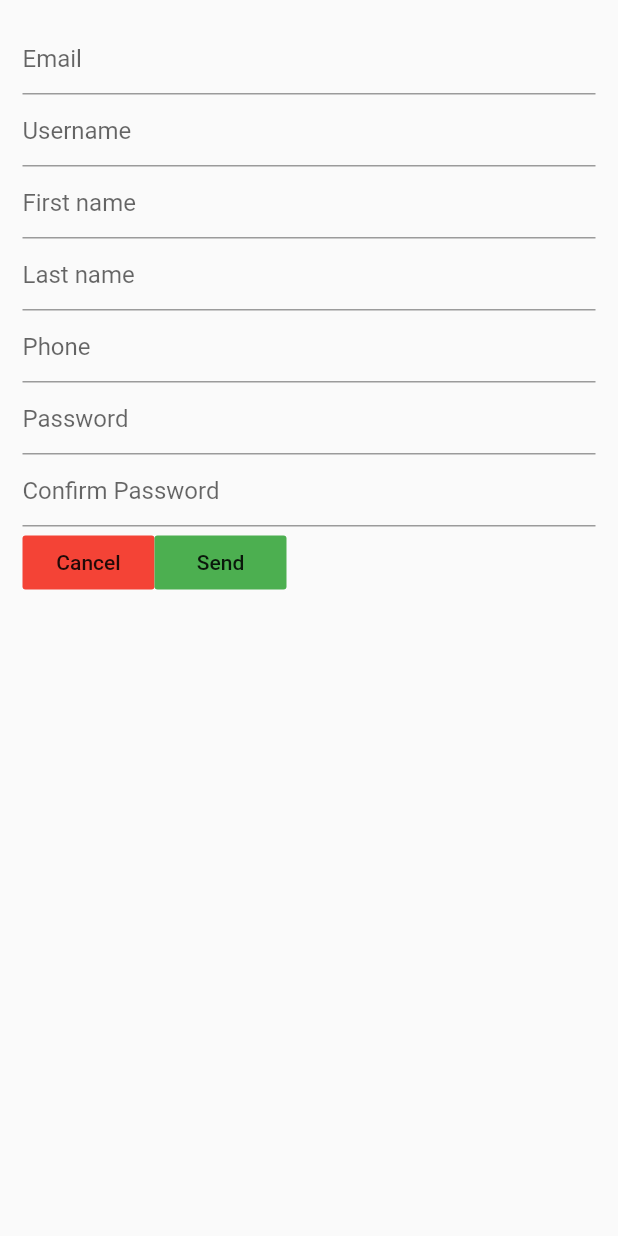
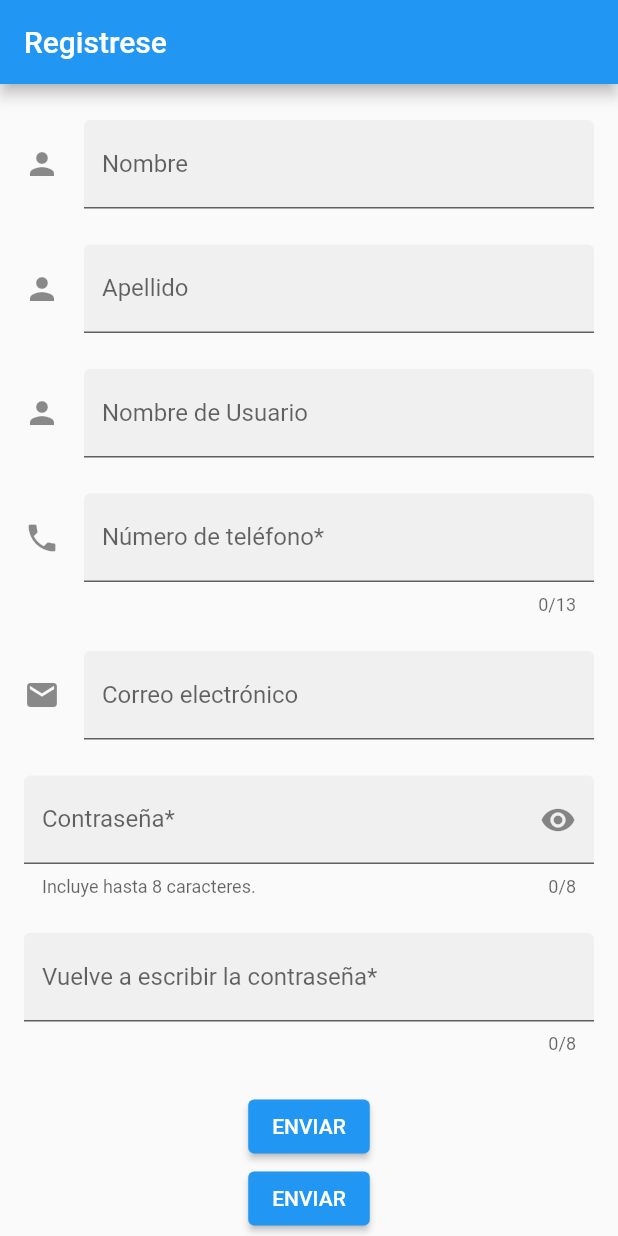
Before and after one commit to Javit96/my_stock, a Flutter app: the screen it shows after launch, after a tap on "create one", on a phone screen of 412 x 824 dp. Run offline on Flutter 3.47's test engine with Material 2 defaults, Android fonts, the phone set to English and light mode, and no system bars; our stand-ins replace rxdart, shared_preferences; accounts and stored records are empty.

Commit message:
SingUp Page
Design

```diff
--- a/lib/UI/LoginPage/Login_Page.dart
+++ b/lib/UI/LoginPage/Login_Page.dart
@@ -1,4 +1,5 @@
 import 'package:flutter/material.dart';
+import 'package:my_stock/UI/LoginPage/SingUp.dart';
 import 'package:my_stock/bloc/blocks/user_bloc_provider.dart';
 
 class LoginPage extends StatefulWidget {
@@ -130,7 +131,7 @@ class _LoginPageState extends State<LoginPage> {
                   onPressed: () {
                     Navigator.push(
                       context,
-                      MaterialPageRoute(builder: (context) => getSignupPage()),
+                      MaterialPageRoute(builder: (context) => SignUpPage()),
                     );
                   },
                 ),
--- /dev/null
+++ b/lib/UI/LoginPage/SingUp.dart
@@ -0,0 +1,407 @@
+import 'package:flutter/material.dart';
+import 'package:flutter/services.dart';
+import 'package:flutter/gestures.dart' show DragStartBehavior;
+import 'package:my_stock/models/classes/user.dart';
+
+class SignUpPage extends StatelessWidget {
+  const SignUpPage();
+
+  @override
+  Widget build(BuildContext context) {
+    return Scaffold(
+      appBar: AppBar(
+        automaticallyImplyLeading: false,
+        title: Text("Registrese"),
+      ),
+      body: const SignUpPageForm(),
+    );
+  }
+}
+
+class SignUpPageForm extends StatefulWidget {
+  const SignUpPageForm({Key key}) : super(key: key);
+
+  @override
+  SignUpPageFormState createState() => SignUpPageFormState();
+}
+
+class PasswordField extends StatefulWidget {
+  const PasswordField({
+    this.restorationId,
+    this.fieldKey,
+    this.hintText,
+    this.labelText,
+    this.helperText,
+    this.onSaved,
+    this.validator,
+    this.onFieldSubmitted,
+    this.focusNode,
+    this.textInputAction,
+  });
+
+  final String restorationId;
+  final Key fieldKey;
+  final String hintText;
+  final String labelText;
+  final String helperText;
+  final FormFieldSetter<String> onSaved;
+  final FormFieldValidator<String> validator;
+  final ValueChanged<String> onFieldSubmitted;
+  final FocusNode focusNode;
+  final TextInputAction textInputAction;
+
+  @override
+  _PasswordFieldState createState() => _PasswordFieldState();
+}
+
+class _PasswordFieldState extends State<PasswordField> with RestorationMixin {
+  final RestorableBool _obscureText = RestorableBool(true);
+
+  @override
+  String get restorationId => widget.restorationId;
+
+  @override
+  void restoreState(RestorationBucket oldBucket, bool initialRestore) {
+    registerForRestoration(_obscureText, 'obscure_text');
+  }
+
+  @override
+  Widget build(BuildContext context) {
+    return TextFormField(
+      key: widget.fieldKey,
+      //restorationId: 'password_text_field',
+      obscureText: _obscureText.value,
+      maxLength: 8,
+      onSaved: widget.onSaved,
+      validator: widget.validator,
+      onFieldSubmitted: widget.onFieldSubmitted,
+      decoration: InputDecoration(
+        filled: true,
+        hintText: widget.hintText,
+        labelText: widget.labelText,
+        helperText: widget.helperText,
+        suffixIcon: GestureDetector(
+          dragStartBehavior: DragStartBehavior.down,
+          onTap: () {
+            setState(() {
+              _obscureText.value = !_obscureText.value;
+            });
+          },
+          child: Icon(
+            _obscureText.value ? Icons.visibility : Icons.visibility_off,
+          ),
+        ),
+      ),
+    );
+  }
+}
+
+class SignUpPageFormState extends State<SignUpPageForm> with RestorationMixin {
+  User person;
+
+  FocusNode _firstname,
+      _lastname,
+      _username,
+      _phoneNumber,
+      _email,
+      _password,
+      _retypePassword;
+
+  @override
+  void initState() {
+    super.initState();
+    _firstname = FocusNode();
+    _lastname = FocusNode();
+    _username = FocusNode();
+    _phoneNumber = FocusNode();
+    _email = FocusNode();
+    _password = FocusNode();
+    _retypePassword = FocusNode();
+  }
+
+  @override
+  void dispose() {
+    _firstname = FocusNode();
+    _lastname = FocusNode();
+    _username = FocusNode();
+    _phoneNumber = FocusNode();
+    _email = FocusNode();
+    _password = FocusNode();
+    _retypePassword = FocusNode();
+    super.dispose();
+  }
+
+  void showInSnackBar(String value) {
+    ScaffoldMessenger.of(context).hideCurrentSnackBar();
+    ScaffoldMessenger.of(context).showSnackBar(SnackBar(
+      content: Text(value),
+    ));
+  }
+
+  @override
+  String get restorationId => 'text_field_demo';
+
+  @override
+  void restoreState(RestorationBucket oldBucket, bool initialRestore) {
+    registerForRestoration(_autoValidateModeIndex, 'autovalidate_mode');
+  }
+
+  final RestorableInt _autoValidateModeIndex =
+      RestorableInt(AutovalidateMode.disabled.index);
+
+  final GlobalKey<FormState> _formKey = GlobalKey<FormState>();
+  final GlobalKey<FormFieldState<String>> _passwordFieldKey =
+      GlobalKey<FormFieldState<String>>();
+  /*final _UsNumberTextInputFormatter _phoneNumberFormatter =
+      _UsNumberTextInputFormatter();
+  */
+  /*void _handleSubmitted() {
+    final form = _formKey.currentState;
+    if (!form.validate()) {
+      _autoValidateModeIndex.value =
+          AutovalidateMode.always.index; // Start validating on every change.
+      showInSnackBar(
+        GalleryLocalizations.of(context).demoTextFieldFormErrors,
+      );
+    } else {
+      form.save();
+      showInSnackBar(GalleryLocalizations.of(context)
+          .demoTextFieldNameHasPhoneNumber(person.firstname, person.phone));
+    }
+  }*/
+
+  String _validateName(String value) {
+    if (value.isEmpty) {
+      return "El nombre es obligatorio.";
+    }
+    final nameExp = RegExp(r'^[A-Za-z ]+$');
+    if (!nameExp.hasMatch(value)) {
+      return "Ingresa solo caracteres alfabéticos.";
+    }
+    return null;
+  }
+
+  String _validatePhoneNumber(String value) {
+    final phoneExp = RegExp(r'^\(\d\d\) (\d\d\d) \d\d\d\d\-\d\d\d\d$');
+    if (!phoneExp.hasMatch(value)) {
+      return "(##) (###) ####-#### - Ingresa un número de teléfono de AR.";
+    }
+    return null;
+  }
+
+  String _validatePassword(String value) {
+    final passwordField = _passwordFieldKey.currentState;
+    if (passwordField.value == null || passwordField.value.isEmpty) {
+      return "Ingresa una contraseña.";
+    }
+    if (passwordField.value != value) {
+      return "Las contraseñas no coinciden";
+    }
+    return null;
+  }
+
+  @override
+  Widget build(BuildContext context) {
+    const sizedBoxSpace = SizedBox(height: 24);
+
+    return Form(
+      key: _formKey,
+      autovalidateMode: AutovalidateMode.values[_autoValidateModeIndex.value],
+      child: Scrollbar(
+        child: SingleChildScrollView(
+          restorationId: 'text_field_demo_scroll_view',
+          padding: const EdgeInsets.symmetric(horizontal: 16),
+          child: Column(
+            children: [
+              sizedBoxSpace,
+              TextFormField(
+                //restorationId: 'name_field',
+                textInputAction: TextInputAction.next,
+                textCapitalization: TextCapitalization.words,
+                decoration: InputDecoration(
+                  filled: true,
+                  icon: const Icon(Icons.person),
+                  hintText: "¿Como te llaman otras personas?",
+                  labelText: "Nombre",
+                ),
+                onSaved: (value) {
+                  person.firstname = value;
+                  _firstname.requestFocus();
+                },
+                validator: _validateName,
+              ),
+              sizedBoxSpace,
+              TextFormField(
+                //restorationId: 'last_name',
+                textInputAction: TextInputAction.next,
+                textCapitalization: TextCapitalization.words,
+                decoration: InputDecoration(
+                  filled: true,
+                  icon: const Icon(Icons.person),
+                  hintText: "¿Cual es tu appellido?",
+                  labelText: "Apellido",
+                ),
+                onSaved: (value) {
+                  person.firstname = value;
+                  _lastname.requestFocus();
+                },
+                validator: _validateName,
+              ),
+              sizedBoxSpace,
+              TextFormField(
+                //restorationId: 'UserName',
+                textInputAction: TextInputAction.next,
+                textCapitalization: TextCapitalization.words,
+                decoration: InputDecoration(
+                  filled: true,
+                  icon: const Icon(Icons.person),
+                  hintText: "Nombre de Usuario",
+                  labelText: "Nombre de Usuario",
+                ),
+                onSaved: (value) {
+                  person.username = value;
+                  _username.requestFocus();
+                },
+                validator: _validateName,
+              ),
+              sizedBoxSpace,
+              TextFormField(
+                //restorationId: 'phone_number_field',
+                textInputAction: TextInputAction.next,
+                focusNode: _phoneNumber,
+                decoration: InputDecoration(
+                  filled: true,
+                  icon: const Icon(Icons.phone),
+                  hintText: "¿Cómo podemos comunicarnos contigo?",
+                  labelText: "Número de teléfono*",
+                  prefixText: '+54 ',
+                ),
+                keyboardType: TextInputType.phone,
+                onSaved: (value) {
+                  person.phone = value;
+                  _phoneNumber.requestFocus();
+                },
+                maxLength: 13,
+                maxLengthEnforcement: MaxLengthEnforcement.none,
+                validator: _validatePhoneNumber,
+                // TextInputFormatters are applied in sequence.
+                inputFormatters: <TextInputFormatter>[
+                  FilteringTextInputFormatter.digitsOnly,
+                  // Fit the validating format.
+                  //_phoneNumberFormatter,
+                ],
+              ),
+              sizedBoxSpace,
+              TextFormField(
+                //restorationId: 'email_field',
+                textInputAction: TextInputAction.next,
+                focusNode: _email,
+                decoration: InputDecoration(
+                  filled: true,
+                  icon: const Icon(Icons.email),
+                  hintText: "Tu dirección de correo electrónico",
+                  labelText: "Correo electrónico",
+                ),
+                keyboardType: TextInputType.emailAddress,
+                onSaved: (value) {
+                  person.email = value;
+                  _email.requestFocus();
+                },
+              ),
+              sizedBoxSpace,
+              PasswordField(
+                restorationId: 'password_field',
+                textInputAction: TextInputAction.next,
+                focusNode: _password,
+                fieldKey: _passwordFieldKey,
+                helperText: "Incluye hasta 8 caracteres.",
+                labelText: "Contraseña*",
+                onFieldSubmitted: (value) {
+                  setState(() {
+                    person.password = value;
+                    _retypePassword.requestFocus();
+                  });
+                },
+              ),
+              sizedBoxSpace,
+              TextFormField(
+                //restorationId: 'retype_password_field',
+                focusNode: _retypePassword,
+                decoration: InputDecoration(
+                  filled: true,
+                  labelText: "Vuelve a escribir la contraseña*",
+                ),
+                maxLength: 8,
+                obscureText: true,
+                validator: _validatePassword,
+                onFieldSubmitted: (value) {
+                  // _handleSubmitted();
+                },
+              ),
+              sizedBoxSpace,
+              Align(
+                alignment: Alignment.center,
+                child: Column(
+                  children: [
+                    ElevatedButton(
+                      onPressed: () {},
+                      child: Text("ENVIAR"),
+                    ),
+                    ElevatedButton(
+                      onPressed: () {},
+                      child: Text("ENVIAR"),
+                    ),
+                  ],
+                ),
+              ),
+              sizedBoxSpace,
+              Text(
+                "El asterisco (*) indica que es un campo obligatorio",
+                style: Theme.of(context).textTheme.caption,
+              ),
+              sizedBoxSpace,
+            ],
+          ),
+        ),
+      ),
+    );
+  }
+}
+
+/// Format incoming numeric text to fit the format of (###) ###-#### ##
+/*class _UsNumberTextInputFormatter extends TextInputFormatter {
+  @override
+  TextEditingValue formatEditUpdate(
+    TextEditingValue oldValue,
+    TextEditingValue newValue,
+  ) {
+    final newTextLength = newValue.text.length;
+    final newText = StringBuffer();
+    var selectionIndex = newValue.selection.end;
+    var usedSubstringIndex = 0;
+    if (newTextLength >= 1) {
+      newText.write('(');
+      if (newValue.selection.end >= 1) selectionIndex++;
+    }
+    if (newTextLength >= 3) {
+      newText.write(newValue.text.substring(0, usedSubstringIndex = 4) + ') ');
+      if (newValue.selection.end >= 3) selectionIndex += 2;
+    }
+    if (newTextLength >= 7) {
+      newText.write(newValue.text.substring(3, usedSubstringIndex = 6) + '-');
+      if (newValue.selection.end >= 6) selectionIndex++;
+    }
+    if (newTextLength >= 11) {
+      newText.write(newValue.text.substring(6, usedSubstringIndex = 10) + ' ');
+      if (newValue.selection.end >= 10) selectionIndex++;
+    }
+    // Dump the rest.
+    if (newTextLength >= usedSubstringIndex) {
+      newText.write(newValue.text.substring(usedSubstringIndex));
+    }
+    return TextEditingValue(
+      text: newText.toString(),
+      selection: TextSelection.collapsed(offset: selectionIndex),
+    );
+  }
+}*/
```
